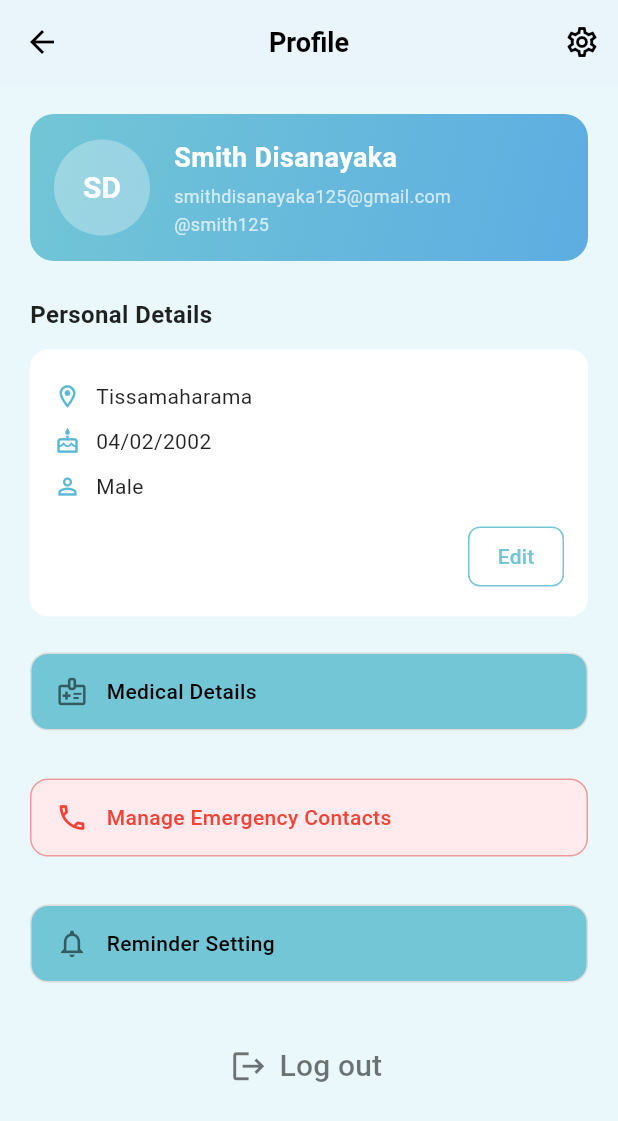
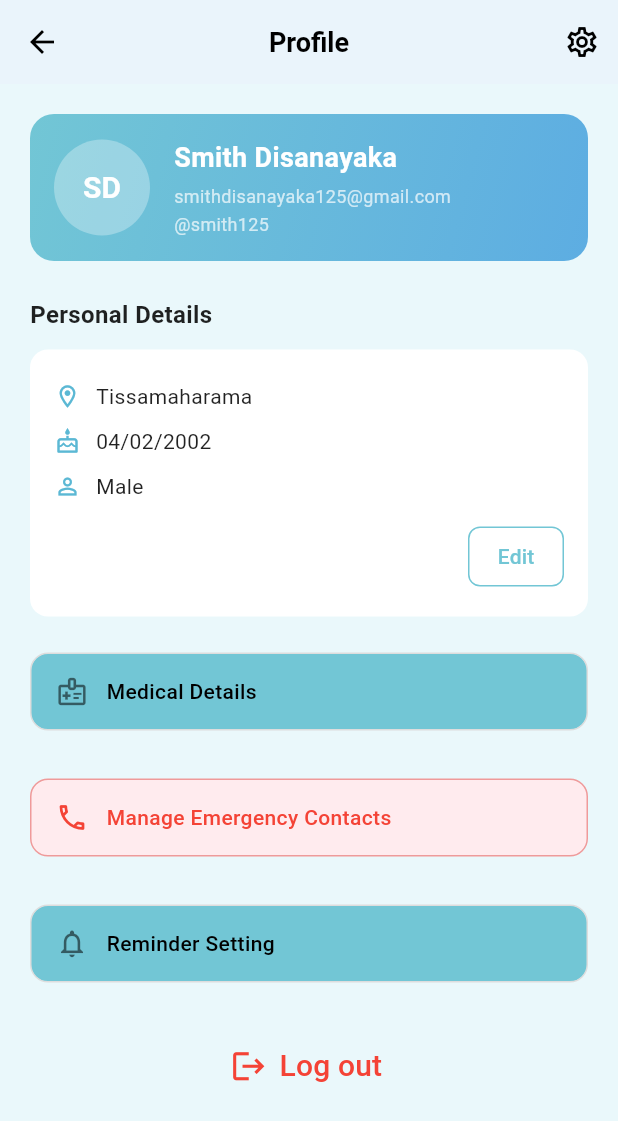
Before and after one commit to GayathriIsurika/AuraCare-App, a Flutter app: the ProfileScreen screen opened by its route, on a phone screen of 412 x 824 dp. Shown: the top 1121 px of the screen. Run offline on Flutter 3.47's test engine with Material 3 defaults, Android fonts, the phone set to English and light mode, and no system bars; our stand-ins replace country_code_picker, file_picker, font_awesome_flutter, image_picker; missing offline and left inert: cunning_document_scanner.

Commit message:
change the log out button color

```diff
--- a/lib/screens/profile_screen.dart
+++ b/lib/screens/profile_screen.dart
@@ -242,11 +242,11 @@ class ProfileScreen extends StatelessWidget {
                         (route) => false, // removes all previous screens
                   );
                 },
-                icon: const Icon(Icons.logout, color: Colors.black54,size: 25,),
+                icon: const Icon(Icons.logout, color: Colors.red,size: 25,),
                 label: const Text(
                   'Log out',
                   style: TextStyle(
-                    color: Colors.black54,
+                    color: Colors.red,
                     fontSize: 20,
                   ),
                 ),
```
